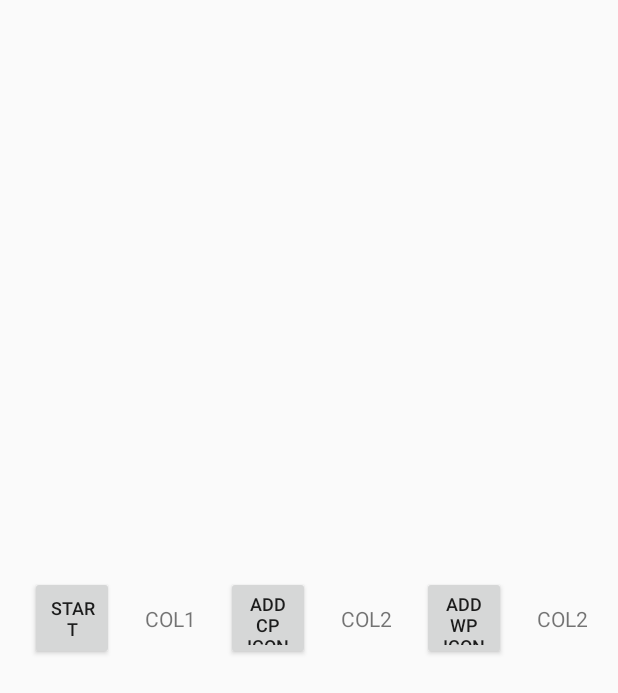
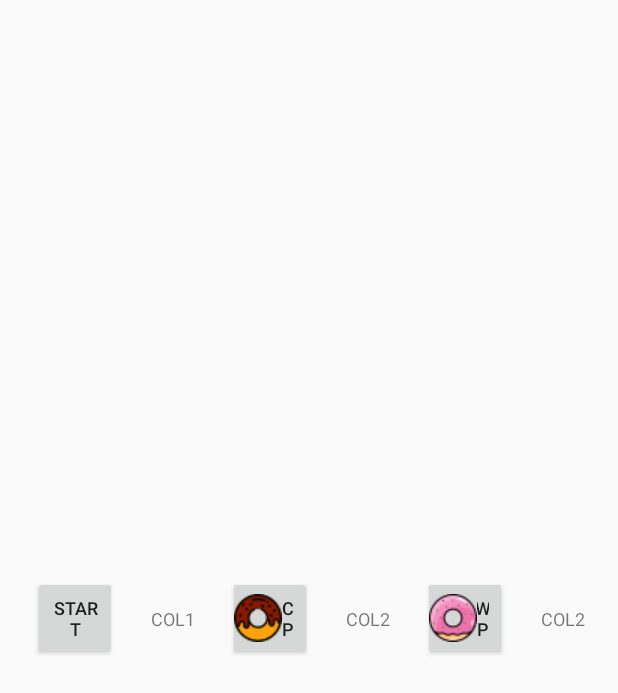
Before and after one commit to envomp/Totally-a-sports-app, an Android app: the layout statistics.xml on its own in the app's theme, with its tools: preview values and no code run, on a phone screen of 412 x 824 dp. Shown: the top 693 px of the screen. Run offline under Robolectric (Android 15) with nearby library versions, the phone set to English and light mode, and no system bars.

Commit message:
improve UI

```diff
--- a/app/src/main/res/layout/statistics.xml
+++ b/app/src/main/res/layout/statistics.xml
@@ -11,7 +11,9 @@
         android:layout_height="56dp"
         android:layout_marginTop="4dp"
         android:layout_marginBottom="4dp"
-        android:text="add wp icon"
+        android:drawableStart="@drawable/wp"
+        android:text="WP"
+        android:paddingStart="4dp"
         android:textSize="12dp"
         app:layout_constraintBottom_toBottomOf="parent"
         app:layout_constraintEnd_toStartOf="@+id/col3"
@@ -29,7 +31,7 @@
         android:layout_marginBottom="4dp"
         android:text="COL2"
         android:textAlignment="viewEnd"
-        android:textSize="14sp"
+        android:textSize="12sp"
         app:layout_constraintBottom_toBottomOf="parent"
         app:layout_constraintEnd_toEndOf="parent"
         app:layout_constraintHorizontal_bias="0.5"
@@ -46,7 +48,7 @@
         android:layout_marginBottom="4dp"
         android:text="COL2"
         android:textAlignment="viewEnd"
-        android:textSize="14sp"
+        android:textSize="12sp"
         app:layout_constraintBottom_toBottomOf="parent"
         app:layout_constraintEnd_toStartOf="@+id/divider3"
         app:layout_constraintHorizontal_bias="0.5"
@@ -59,7 +61,9 @@
         android:layout_height="56dp"
         android:layout_marginTop="4dp"
         android:layout_marginBottom="4dp"
-        android:text="add CP icon"
+        android:drawableStart="@drawable/cp"
+        android:text="CP"
+        android:paddingStart="4dp"
         android:textSize="12sp"
         app:layout_constraintBottom_toBottomOf="parent"
         app:layout_constraintEnd_toStartOf="@+id/col2"
@@ -86,8 +90,8 @@
         android:id="@+id/divider"
         android:layout_width="1dp"
         android:layout_height="0dp"
+        android:background="?android:attr/listDivider"
         android:visibility="gone"
-        android:background="?android:attr/listDivider"
         app:layout_constraintBottom_toBottomOf="parent"
         app:layout_constraintEnd_toStartOf="@+id/add_cp"
         app:layout_constraintHorizontal_bias="0.5"
@@ -98,8 +102,8 @@
         android:id="@+id/divider3"
         android:layout_width="1dp"
         android:layout_height="0dp"
+        android:background="?android:attr/listDivider"
         android:visibility="gone"
-        android:background="?android:attr/listDivider"
         app:layout_constraintBottom_toBottomOf="parent"
         app:layout_constraintEnd_toStartOf="@+id/add_wp"
         app:layout_constraintHorizontal_bias="0.5"
@@ -116,7 +120,7 @@
         android:layout_marginBottom="4dp"
         android:text="COL1"
         android:textAlignment="viewEnd"
-        android:textSize="14sp"
+        android:textSize="12sp"
         app:layout_constraintBottom_toBottomOf="parent"
         app:layout_constraintEnd_toStartOf="@+id/divider"
         app:layout_constraintHorizontal_bias="0.5"
```
Also changed, not shown: app/src/main/java/ee/taltech/spormapsapp/GameActivity.kt (+19 -9 lines), app/src/main/java/ee/taltech/spormapsapp/LocationService.kt (+1 -26 lines), app/src/main/java/ee/taltech/spormapsapp/helper/StateVariables.kt (+45 -2 lines), app/src/main/res/drawable/cp.png (added), app/src/main/res/drawable/cp_big.png (added), app/src/main/res/drawable/sp.png (added), app/src/main/res/drawable/sp_big.png (added), app/src/main/res/drawable/wp.png (added), app/src/main/res/drawable/wp_big.png (added).
